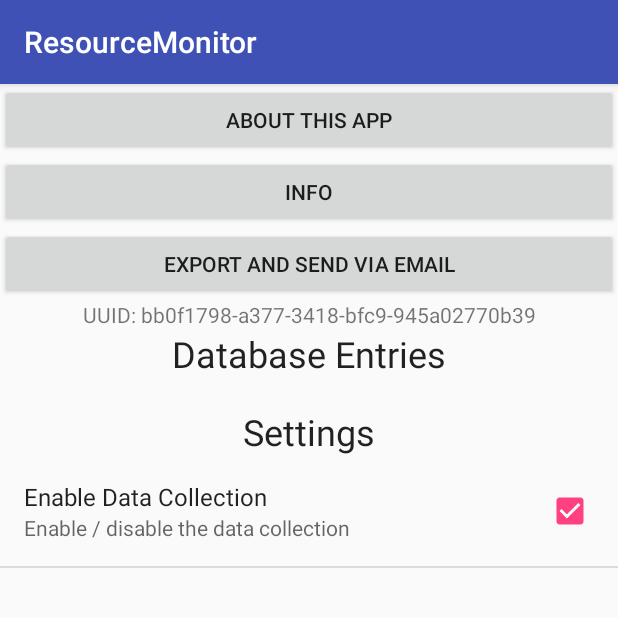
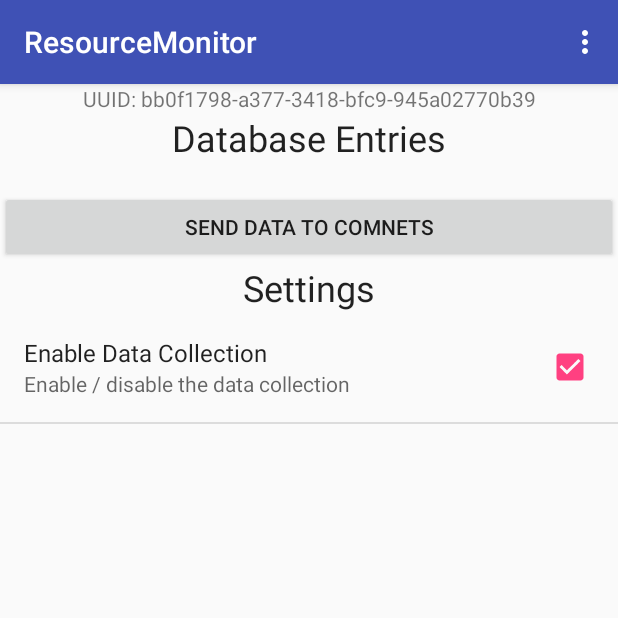
Before and after one commit to ComNets-Bremen/ResourceMonitor, an Android app: the screen it shows after launch (MainActivity), on a phone screen of 412 x 824 dp, the top half of it. Run offline under Robolectric (Android 15) with nearby library versions, the phone set to English and light mode, and no system bars; 2 statements that could not run were skipped.

Commit message:
New version: Submenu with more options, export data to arbitrary destinations, more contact details

```diff
--- a/app/build.gradle
+++ b/app/build.gradle
@@ -7,8 +7,8 @@ android {
         applicationId "de.uni_bremen.comnets.resourcemonitor"
         minSdkVersion 18
         targetSdkVersion 25
-        versionCode 6
-        versionName "0.6"
+        versionCode 7
+        versionName "0.7"
         testInstrumentationRunner "android.support.test.runner.AndroidJUnitRunner"
     }
     buildTypes {
--- a/app/src/main/res/layout/activity_main.xml
+++ b/app/src/main/res/layout/activity_main.xml
@@ -12,22 +12,6 @@
         android:orientation="vertical"
         tools:context="de.uni_bremen.comnets.resourcemonitor.MainActivity"
         android:id="@+id/linearLayout">
-
-        <Button
-            android:id="@+id/aboutButton"
-            android:layout_width="match_parent"
-            android:layout_height="wrap_content"
-            android:text="@string/ui_about_button" />
-        <Button
-            android:id="@+id/infoButton"
-            android:layout_width="match_parent"
-            android:layout_height="wrap_content"
-            android:text="@string/ui_info_button" />
-        <Button
-            android:id="@+id/exportButton"
-            android:layout_width="match_parent"
-            android:layout_height="wrap_content"
-            android:text="@string/ui_export_button" />
 
         <TextView
             android:id="@+id/uuidText"
@@ -52,6 +36,12 @@
             android:text=""
             />
 
+        <Button
+            android:id="@+id/exportButton"
+            android:layout_width="match_parent"
+            android:layout_height="wrap_content"
+            android:text="@string/ui_export_button" />
+
         <TextView
             style="@style/Base.TextAppearance.AppCompat.Headline"
             android:layout_width="match_parent"
@@ -59,7 +49,6 @@
             android:text="@string/ui_settings_category_title"
             android:textAlignment="center"
             />
-
     </LinearLayout>
 
 </android.support.constraint.ConstraintLayout>
--- /dev/null
+++ b/app/src/main/res/menu/main_menu.xml
@@ -0,0 +1,11 @@
+<?xml version="1.0" encoding="utf-8"?>
+<menu xmlns:android="http://schemas.android.com/apk/res/android"
+    xmlns:app="http://schemas.android.com/apk/res-auto"
+    xmlns:tools="http://schemas.android.com/tools" tools:context="de.uni_bremen.comnets.resourcemonitor.MainActivity">
+    <item android:id="@+id/action_export_file" android:title="@string/action_export_file" android:orderInCategory="100" app:showAsAction="never" />
+    <item android:id="@+id/action_contact" android:title="@string/action_contact" android:orderInCategory="200" app:showAsAction="never" />
+    <item android:id="@+id/action_about_developer" android:title="@string/action_about_developer" android:orderInCategory="300" app:showAsAction="never" />
+    <item android:id="@+id/action_github" android:title="@string/action_github" android:orderInCategory="400" app:showAsAction="never" />
+    <item android:id="@+id/action_version" android:title="@string/action_version_info" android:orderInCategory="500" app:showAsAction="never" />
+    <item android:id="@+id/action_info" android:title="@string/action_info" android:orderInCategory="600" app:showAsAction="never" />
+</menu>
--- a/app/src/main/res/values/strings.xml
+++ b/app/src/main/res/values/strings.xml
@@ -4,18 +4,18 @@
     <string name="MonitorServiceStopped">disabled</string>
     <string name="MonitorServiceLabel">Tab to change</string>
     <string name="settings_enable_data_collection">Enable Data Collection</string>
-    <string name="ui_about_button">About this App</string>
     <string name="ui_settings_category_title">Settings</string>
     <string name="ui_uuid">UUID:</string>
     <string name="DataCollectionRunning">Collecting data</string>
     <string name="DataCollectionStopped">Data collection disabled</string>
     <string name="export_filename_prefix" translatable="false">export</string>
+    <string name="github_page" translatable="false">https://github.com/ComNets-Bremen/ResourceMonitor</string>
     <string name="mail_destination" translatable="false">cnlab@comnets.uni-bremen.de</string>
     <string name="mail_subject">ResourceMonitor Data</string>
     <string name="mail_message">Hi, I would like to submit my data</string>
     <string name="dialog_mail_provider">Please select a mail app</string>
     <string name="dialog_no_mail_client">No mail client available</string>
-    <string name="ui_export_button">Export and send via email</string>
+    <string name="ui_export_button">Send data to ComNets</string>
     <string name="warn_connect_service">Cannot connect to the background service</string>
     <string name="button_ok">OK</string>
     <string name="dialog_not_available">This function is currently not available</string>
@@ -26,4 +26,17 @@
     <string name="export_progress_text">Exporting Database…</string>
     <string name="export_failed">Export failed</string>
     <string name="settings_data_collection_summary">Enable / disable the data collection</string>
+    <string name="action_info">About this App</string>
+    <string name="action_version_info">Version info</string>
+    <string name="action_contact">Contact ComNets</string>
+    <string name="action_github">Visit project on GitHub</string>
+    <string name="action_export_file">Export database to file</string>
+    <string name="txt_version_name">Version Name</string>
+    <string name="txt_version_code">Version Code</string>
+    <string name="txt_version_title">Version Information</string>
+    <string name="mail_developer_subject">User request</string>
+    <string name="mail_developer_body">Please leave the following information. This will help to solve your problem.</string>
+    <string name="mail_developer" translatable="false">cn.dev@comnets.uni-bremen.de</string>
+    <string name="action_about_developer">About the developer</string>
+    <string name="dialog_export_provider">Select App</string>
 </resources>
```
Also changed, not shown: app/src/main/java/de/uni_bremen/comnets/resourcemonitor/MainActivity.java (+100 -46 lines), app/src/main/res/drawable/resource_monitor_logo.png (added), 2 other files.
